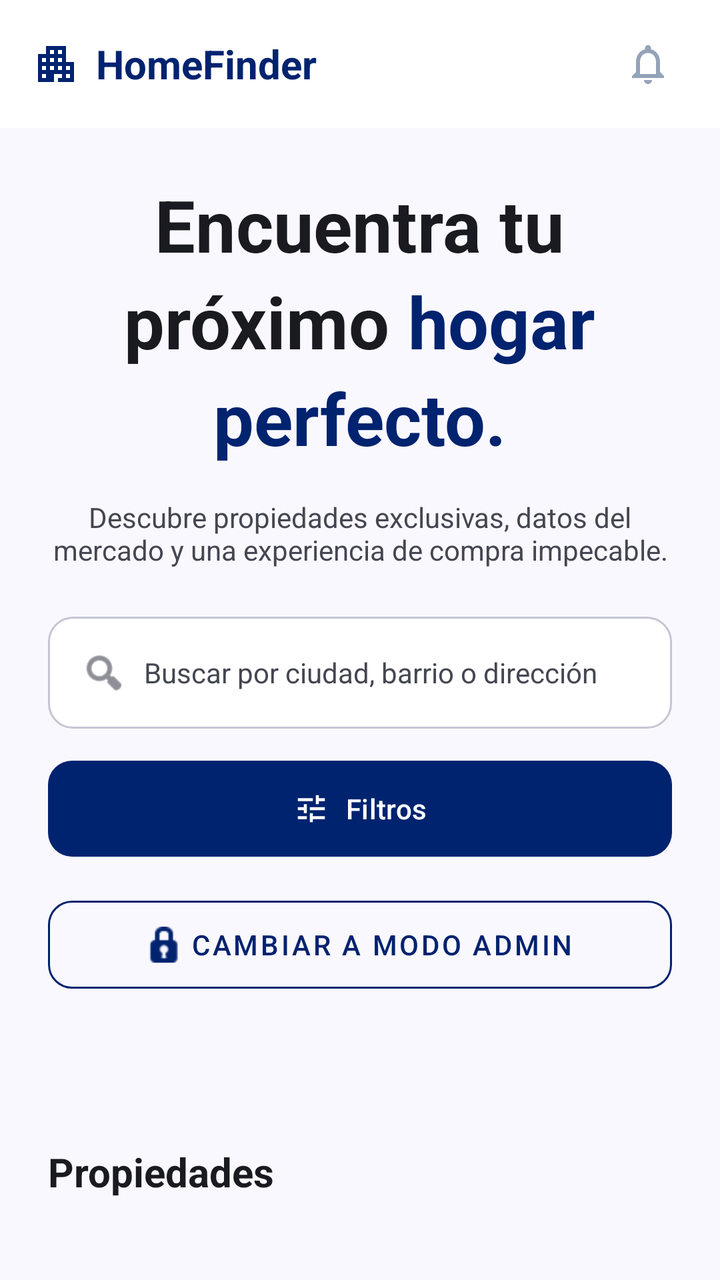
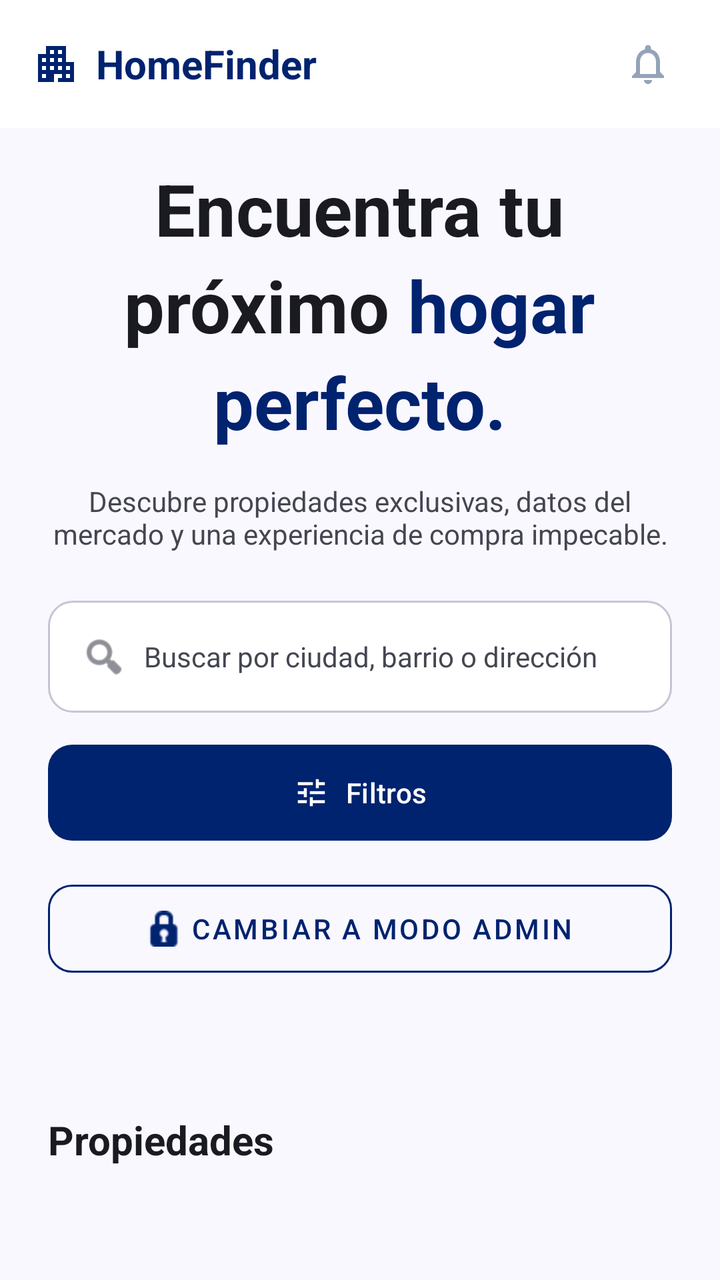

The first picture is an Android layout as it rendered before a commit; the second is the same layout after the commit. The layout source and the unified diff follow.
<!-- AndroidManifest.xml: application theme Theme.InmobiliariaVenta -->
<!-- res/layout/fragment_home_usuario.xml -->
<?xml version="1.0" encoding="utf-8"?>
<androidx.coordinatorlayout.widget.CoordinatorLayout
    xmlns:android="http://schemas.android.com/apk/res/android"
    xmlns:app="http://schemas.android.com/apk/res-auto"
    xmlns:tools="http://schemas.android.com/tools"
    android:id="@+id/coordinator_home"
    android:layout_width="match_parent"
    android:layout_height="match_parent"
    android:background="@color/colorSurface">

    <include layout="@layout/layout_header" />

    <androidx.core.widget.NestedScrollView
        android:id="@+id/homeNestedScrollView"
        android:layout_width="match_parent"
        android:layout_height="match_parent"
        android:fillViewport="true"
        android:clipToPadding="false"
        android:paddingBottom="24dp"
        app:layout_behavior="@string/appbar_scrolling_view_behavior">

        <LinearLayout
            android:layout_width="match_parent"
            android:layout_height="wrap_content"
            android:orientation="vertical"
            android:padding="24dp">

            
            <com.google.android.material.card.MaterialCardView
                android:id="@+id/cardModoOffline"
                android:layout_width="match_parent"
                android:layout_height="wrap_content"
                android:layout_marginBottom="16dp"
                android:visibility="gone"
                app:cardCornerRadius="16dp"
                app:cardElevation="0dp"
                app:strokeWidth="1.5dp"
                app:strokeColor="@color/colorOfflineBannerStroke"
                app:cardBackgroundColor="@color/colorOfflineBannerBg">

                <LinearLayout
                    android:layout_width="match_parent"
                    android:layout_height="wrap_content"
                    android:orientation="horizontal"
                    android:padding="16dp"
                    android:gravity="center_vertical">

                    <ImageView
                        android:layout_width="32dp"
                        android:layout_height="32dp"
                        android:src="@drawable/ic_cloud_off"
                        app:tint="@color/colorOfflineBannerIcon" />

                    <LinearLayout
                        android:layout_width="0dp"
                        android:layout_weight="1"
                        android:layout_height="wrap_content"
                        android:orientation="vertical"
                        android:layout_marginStart="14dp">

                        <TextView
                            android:layout_width="wrap_content"
                            android:layout_height="wrap_content"
                            android:text="Modo sin conexión"
                            android:textColor="@color/colorOfflineBannerText"
                            android:textSize="15sp"
                            android:textStyle="bold" />

                        <TextView
                            android:layout_width="wrap_content"
                            android:layout_height="wrap_content"
                            android:layout_marginTop="2dp"
                            android:text="Mostrando catálogo guardado en este dispositivo."
                            android:textColor="@color/colorOfflineBannerSubtext"
                            android:textSize="13sp" />
                    </LinearLayout>
                </LinearLayout>
            </com.google.android.material.card.MaterialCardView>

            
            <LinearLayout
                android:layout_width="match_parent"
                android:layout_height="wrap_content"
                android:orientation="vertical"
                android:gravity="center">

                <TextView
                    android:layout_width="wrap_content"
                    android:layout_height="wrap_content"
                    android:text="Encuentra tu"
                    android:textColor="@color/colorOnSurface"
                    android:textSize="36sp"
                    android:textStyle="bold" />

                <LinearLayout
                    android:layout_width="wrap_content"
                    android:layout_height="wrap_content"
                    android:orientation="horizontal">
                    <TextView
                        android:layout_width="wrap_content"
                        android:layout_height="wrap_content"
                        android:text="próximo "
                        android:textColor="@color/colorOnSurface"
                        android:textSize="36sp"
                        android:textStyle="bold" />
                    <TextView
                        android:layout_width="wrap_content"
                        android:layout_height="wrap_content"
                        android:text="hogar"
                        android:textColor="@color/colorPrimary"
                        android:textSize="36sp"
                        android:textStyle="bold" />
                </LinearLayout>

                <TextView
                    android:layout_width="wrap_content"
                    android:layout_height="wrap_content"
                    android:text="perfecto."
                    android:textColor="@color/colorPrimary"
                    android:textSize="36sp"
                    android:textStyle="bold" />
            </LinearLayout>

            <TextView
                android:layout_width="match_parent"
                android:layout_height="wrap_content"
                android:layout_marginTop="16dp"
                android:text="Descubre propiedades exclusivas, datos del mercado y una experiencia de compra impecable."
                android:textColor="@color/colorOnSurfaceVariant"
                android:textSize="14sp"
                android:gravity="center" />

            
            <LinearLayout
                android:layout_width="match_parent"
                android:layout_height="wrap_content"
                android:layout_marginTop="24dp"
                android:orientation="vertical">

                <LinearLayout
                    android:id="@+id/searchContainer"
                    android:layout_width="match_parent"
                    android:layout_height="56dp"
                    android:background="@drawable/search_background"
                    android:gravity="center_vertical"
                    android:paddingHorizontal="16dp"
                    android:clickable="true"
                    android:focusable="true"
                    android:foreground="?attr/selectableItemBackground">
                    <ImageView
                        android:layout_width="24dp"
                        android:layout_height="24dp"
                        android:src="@android:drawable/ic_menu_search"
                        app:tint="@color/colorOnSurfaceVariant" />
                    <TextView
                        android:layout_width="match_parent"
                        android:layout_height="wrap_content"
                        android:layout_marginStart="8dp"
                        android:background="@null"
                        android:text="Buscar por ciudad, barrio o dirección"
                        android:textSize="14sp"
                        android:textColor="@color/colorOnSurfaceVariant" />
                </LinearLayout>

                <com.google.android.material.button.MaterialButton
                    android:id="@+id/filterButton"
                    android:layout_width="match_parent"
                    android:layout_height="56dp"
                    android:layout_marginTop="12dp"
                    android:text="Filtros"
                    app:icon="@drawable/ic_tune"
                    app:iconGravity="textStart"
                    app:iconTint="@android:color/white"
                    app:backgroundTint="@color/colorPrimary"
                    android:textColor="@android:color/white"
                    app:cornerRadius="12dp" />

                <com.google.android.material.button.MaterialButton
                    android:id="@+id/btnAdminMode"
                    style="@style/Widget.MaterialComponents.Button.OutlinedButton"
                    android:layout_width="match_parent"
                    android:layout_height="56dp"
                    android:layout_marginTop="12dp"
                    android:text="Cambiar a Modo Admin"
                    app:icon="@android:drawable/ic_secure"
                    app:iconGravity="textStart"
                    app:iconTint="@color/colorPrimary"
                    android:textColor="@color/colorPrimary"
                    app:strokeColor="@color/colorPrimary"
                    app:cornerRadius="12dp" />
            </LinearLayout>

            
            <androidx.recyclerview.widget.RecyclerView
                android:id="@+id/categoriesRecyclerView"
                android:layout_width="match_parent"
                android:layout_height="wrap_content"
                android:layout_marginTop="32dp"
                android:clipToPadding="false"
                android:nestedScrollingEnabled="false"
                android:orientation="horizontal"
                app:layoutManager="androidx.recyclerview.widget.LinearLayoutManager"
                tools:listitem="@layout/item_categoria" />

            
            <TextView
                android:id="@+id/tvTituloPropiedadesHome"
                android:layout_width="match_parent"
                android:layout_height="wrap_content"
                android:layout_marginTop="40dp"
                android:text="Propiedades"
                android:textColor="@color/colorOnSurface"
                android:textSize="20sp"
                android:textStyle="bold" />

            <androidx.recyclerview.widget.RecyclerView
                android:id="@+id/featuredRecyclerView"
                android:layout_width="match_parent"
                android:layout_height="wrap_content"
                android:layout_marginTop="16dp"
                android:clipToPadding="false"
                android:nestedScrollingEnabled="false"
                android:orientation="horizontal"
                app:layoutManager="androidx.recyclerview.widget.LinearLayoutManager"
                tools:listitem="@layout/item_propiedad_destacada" />

            
            <LinearLayout
                android:id="@+id/layoutOfflineVacio"
                android:layout_width="match_parent"
                android:layout_height="wrap_content"
                android:layout_marginTop="24dp"
                android:orientation="vertical"
                android:gravity="center"
                android:padding="28dp"
                android:background="@drawable/bg_rounded_corner"
                android:visibility="gone">

                <ImageView
                    android:id="@+id/ivOfflineVacioIcono"
                    android:layout_width="56dp"
                    android:layout_height="56dp"
                    android:src="@drawable/ic_favorite_border"
                    app:tint="@color/colorOutline" />

                <TextView
                    android:id="@+id/tvOfflineVacioTitulo"
                    android:layout_width="wrap_content"
                    android:layout_height="wrap_content"
                    android:layout_marginTop="14dp"
                    android:text="Sin favoritos guardados"
                    android:textColor="@color/colorOnSurface"
                    android:textSize="18sp"
                    android:textStyle="bold"
                    android:gravity="center" />

                <TextView
                    android:id="@+id/tvOfflineVacioMensaje"
                    android:layout_width="wrap_content"
                    android:layout_height="wrap_content"
                    android:layout_marginTop="8dp"
                    android:text="En modo sin conexión únicamente puedes ver las propiedades que hayas guardado previamente en favoritos. Guarda tus propiedades preferidas para tenerlas siempre disponibles."
                    android:textColor="@color/colorOnSurfaceVariant"
                    android:textSize="14sp"
                    android:gravity="center" />
            </LinearLayout>

        </LinearLayout>
    </androidx.core.widget.NestedScrollView>

</androidx.coordinatorlayout.widget.CoordinatorLayout>
<!-- res/layout/layout_header.xml (included above) -->
<?xml version="1.0" encoding="utf-8"?>
<com.google.android.material.appbar.AppBarLayout
    xmlns:android="http://schemas.android.com/apk/res/android"
    xmlns:app="http://schemas.android.com/apk/res-auto"
    android:layout_width="match_parent"
    android:layout_height="wrap_content"
    android:background="@color/colorSurfaceContainerLowest"
    app:elevation="0dp"
    app:liftOnScroll="false">

    <androidx.appcompat.widget.Toolbar
        android:id="@+id/toolbar"
        android:layout_width="match_parent"
        android:layout_height="?attr/actionBarSize">
        
        <RelativeLayout
            android:layout_width="match_parent"
            android:layout_height="match_parent"
            android:paddingEnd="16dp">

            <ImageView
                android:id="@+id/logoIcon"
                android:layout_width="24dp"
                android:layout_height="24dp"
                android:layout_centerVertical="true"
                android:src="@drawable/ic_propiedades"
                app:tint="@color/colorPrimary" />

            <TextView
                android:layout_width="wrap_content"
                android:layout_height="wrap_content"
                android:layout_toEndOf="@id/logoIcon"
                android:layout_centerVertical="true"
                android:layout_marginStart="8dp"
                android:text="HomeFinder"
                android:textColor="@color/colorPrimary"
                android:textSize="20sp"
                android:textStyle="bold" />

            <ImageButton
                android:id="@+id/notificationsButton"
                android:layout_width="40dp"
                android:layout_height="40dp"
                android:layout_alignParentEnd="true"
                android:layout_centerVertical="true"
                android:background="@android:color/transparent"
                android:src="@drawable/ic_notifications"
                app:tint="@color/icon_header_color_selector" />
        </RelativeLayout>
    </androidx.appcompat.widget.Toolbar>
</com.google.android.material.appbar.AppBarLayout>
<!-- res/layout/item_categoria.xml (included above) -->
<?xml version="1.0" encoding="utf-8"?>
<com.google.android.material.card.MaterialCardView
    xmlns:android="http://schemas.android.com/apk/res/android"
    xmlns:app="http://schemas.android.com/apk/res-auto"
    android:layout_width="match_parent"
    android:layout_height="100dp"
    android:layout_marginHorizontal="8dp"
    app:cardBackgroundColor="@color/colorSurfaceContainerLowest"
    app:cardCornerRadius="12dp"
    app:cardElevation="0dp"
    app:strokeColor="@color/colorOutlineVariant"
    app:strokeWidth="1dp"
    android:clickable="true"
    android:focusable="true">

    <LinearLayout
        android:layout_width="match_parent"
        android:layout_height="match_parent"
        android:orientation="vertical"
        android:gravity="center"
        android:padding="8dp">

        <FrameLayout
            android:id="@+id/iconContainer"
            android:layout_width="48dp"
            android:layout_height="48dp"
            android:background="@drawable/bg_icon_circle">
            
            <ImageView
                android:id="@+id/categoryIcon"
                android:layout_width="24dp"
                android:layout_height="24dp"
                android:layout_gravity="center"
                android:src="@drawable/ic_home"
                app:tint="@color/colorPrimary" />
        </FrameLayout>

        <TextView
            android:id="@+id/categoryName"
            android:layout_width="wrap_content"
            android:layout_height="wrap_content"
            android:layout_marginTop="8dp"
            android:text="Casa"
            android:textColor="@color/colorOnSurface"
            android:textSize="12sp"
            android:textStyle="bold"
            android:maxLines="1"
            android:ellipsize="end" />

    </LinearLayout>
</com.google.android.material.card.MaterialCardView>
<!-- res/layout/item_propiedad_destacada.xml (included above) -->
<?xml version="1.0" encoding="utf-8"?>
<androidx.cardview.widget.CardView
    xmlns:android="http://schemas.android.com/apk/res/android"
    xmlns:app="http://schemas.android.com/apk/res-auto"
    android:layout_width="match_parent"
    android:layout_height="wrap_content"
    android:layout_marginBottom="16dp"
    app:cardBackgroundColor="@color/colorSurfaceContainerLowest"
    app:cardCornerRadius="12dp"
    app:cardElevation="2dp"
    app:strokeColor="@color/colorOutlineVariant"
    app:strokeWidth="1dp"
    android:clickable="true"
    android:focusable="true">

    <LinearLayout
        android:layout_width="match_parent"
        android:layout_height="wrap_content"
        android:orientation="vertical">

        
        <FrameLayout
            android:layout_width="match_parent"
            android:layout_height="180dp">
            
            <ImageView
                android:id="@+id/propertyImageView"
                android:layout_width="match_parent"
                android:layout_height="match_parent"
                android:scaleType="centerCrop"
                android:background="@color/colorSurfaceContainerHigh"
                android:src="@android:drawable/ic_menu_gallery"/>
                
            <androidx.cardview.widget.CardView
                android:id="@+id/tagCardView"
                android:layout_width="wrap_content"
                android:layout_height="wrap_content"
                android:layout_margin="16dp"
                app:cardBackgroundColor="@color/colorOnSecondaryContainer"
                app:cardCornerRadius="16dp">
                <TextView
                    android:id="@+id/tagTextView"
                    android:layout_width="wrap_content"
                    android:layout_height="wrap_content"
                    android:paddingStart="12dp"
                    android:paddingEnd="12dp"
                    android:paddingTop="4dp"
                    android:paddingBottom="4dp"
                    android:text="OBRA NUEVA"
                    android:textColor="@color/colorOnPrimary"
                    android:textSize="12sp"
                    android:textStyle="bold"/>
            </androidx.cardview.widget.CardView>
            
            <androidx.cardview.widget.CardView
                android:id="@+id/favoriteButtonCard"
                android:layout_width="40dp"
                android:layout_height="40dp"
                android:layout_gravity="top|end"
                android:layout_margin="16dp"
                android:clickable="true"
                android:focusable="true"
                android:foreground="?attr/selectableItemBackground"
                app:cardBackgroundColor="@color/colorSurfaceContainerLowest"
                app:cardCornerRadius="20dp"
                app:cardElevation="2dp">
                <ImageView
                    android:id="@+id/favoriteButton"
                    android:layout_width="24dp"
                    android:layout_height="24dp"
                    android:layout_gravity="center"
                    android:src="@drawable/ic_favorite_border"
                    app:tint="@color/colorOnSurfaceVariant" />
            </androidx.cardview.widget.CardView>
        </FrameLayout>

        
        <LinearLayout
            android:layout_width="match_parent"
            android:layout_height="wrap_content"
            android:orientation="vertical"
            android:padding="16dp">
            
            <TextView
                android:id="@+id/priceTextView"
                android:layout_width="match_parent"
                android:layout_height="wrap_content"
                android:text="$2,450,000"
                android:textColor="@color/colorPrimary"
                android:textSize="24sp"
                android:textStyle="bold"/>
                
            <TextView
                android:id="@+id/titleTextView"
                android:layout_width="match_parent"
                android:layout_height="wrap_content"
                android:layout_marginTop="4dp"
                android:text="The Glass Pavilion"
                android:textColor="@color/colorOnSurface"
                android:textSize="20sp"
                android:textStyle="bold"
                android:maxLines="1"
                android:ellipsize="end"/>
                
            <LinearLayout
                android:layout_width="match_parent"
                android:layout_height="wrap_content"
                android:layout_marginTop="4dp"
                android:orientation="horizontal"
                android:gravity="center_vertical">
                <ImageView
                    android:layout_width="18dp"
                    android:layout_height="18dp"
                    android:src="@android:drawable/ic_dialog_map"
                    app:tint="@color/colorOnSurfaceVariant" />
                <TextView
                    android:id="@+id/locationTextView"
                    android:layout_width="wrap_content"
                    android:layout_height="wrap_content"
                    android:layout_marginStart="4dp"
                    android:text="Beverly Hills, CA"
                    android:textColor="@color/colorOnSurfaceVariant"
                    android:textSize="14sp"
                    android:maxLines="1"
                    android:ellipsize="end"/>
            </LinearLayout>
            
            <View
                android:layout_width="match_parent"
                android:layout_height="1dp"
                android:background="@color/colorOutlineVariant"
                android:layout_marginTop="16dp"
                android:layout_marginBottom="16dp"/>
                
            <LinearLayout
                android:layout_width="match_parent"
                android:layout_height="wrap_content"
                android:orientation="horizontal">
                
                <TextView
                    android:id="@+id/bedsTextView"
                    android:layout_width="wrap_content"
                    android:layout_height="wrap_content"
                    android:text="🛏 4"
                    android:textColor="@color/colorOnSurfaceVariant"
                    android:textSize="14sp"
                    android:layout_marginEnd="16dp"/>
                    
                <TextView
                    android:id="@+id/bathsTextView"
                    android:layout_width="wrap_content"
                    android:layout_height="wrap_content"
                    android:text="🚿 5"
                    android:textColor="@color/colorOnSurfaceVariant"
                    android:textSize="14sp"
                    android:layout_marginEnd="16dp"/>
                    
                <TextView
                    android:id="@+id/sqftTextView"
                    android:layout_width="wrap_content"
                    android:layout_height="wrap_content"
                    android:text="📐 4,200"
                    android:textColor="@color/colorOnSurfaceVariant"
                    android:textSize="14sp"/>
            </LinearLayout>
        </LinearLayout>
    </LinearLayout>
</androidx.cardview.widget.CardView>
<!-- resources referenced by this layout -->
<resources>
  <color name="colorOfflineBannerBg">#0B1B3D</color>
  <color name="colorOfflineBannerIcon">#6FFBBE</color>
  <color name="colorOfflineBannerStroke">#1E3A8A</color>
  <color name="colorOfflineBannerSubtext">#DCE1FF</color>
  <color name="colorOfflineBannerText">#FFFFFF</color>
  <color name="colorOnPrimary">#FFFFFF</color>
  <color name="colorOnSecondaryContainer">#00714D</color>
  <color name="colorOnSurface">#1A1B21</color>
  <color name="colorOnSurfaceVariant">#444651</color>
  <color name="colorOutline">#757682</color>
  <color name="colorOutlineVariant">#C5C5D3</color>
  <color name="colorPrimary">#00236F</color>
  <color name="colorSurface">#FAF8FF</color>
  <color name="colorSurfaceContainerHigh">#E9E7EF</color>
  <color name="colorSurfaceContainerLowest">#FFFFFF</color>
  <!-- drawable bg_icon_circle (drawable) -->
  <?xml version="1.0" encoding="utf-8"?>
  <shape xmlns:android="http://schemas.android.com/apk/res/android"
      android:shape="oval">
      <solid android:color="#E3F2FD" />
  </shape>
  <!-- drawable bg_rounded_corner (drawable) -->
  <?xml version="1.0" encoding="utf-8"?>
  <shape xmlns:android="http://schemas.android.com/apk/res/android"
      android:shape="rectangle">
      <corners android:radius="8dp" />
      <solid android:color="@android:color/white" />
  </shape>
  <!-- drawable ic_home (drawable) -->
  <vector xmlns:android="http://schemas.android.com/apk/res/android"
      android:width="24dp"
      android:height="24dp"
      android:viewportWidth="24"
      android:viewportHeight="24">
    <path
        android:fillColor="#FF000000"
        android:pathData="M10,20v-6h4v6h5v-8h3L12,3 2,12h3v8z"/>
  </vector>
  <!-- drawable ic_notifications (drawable) -->
  <vector xmlns:android="http://schemas.android.com/apk/res/android"
      android:width="24dp"
      android:height="24dp"
      android:viewportWidth="24"
      android:viewportHeight="24">
    <path
        android:fillColor="#FF000000"
        android:pathData="M12,22c1.1,0 2,-0.9 2,-2h-4c0,1.1 0.9,2 2,2zm6,-6v-5c0,-3.07 -1.63,-5.64 -4.5,-6.32V4c0,-0.83 -0.67,-1.5 -1.5,-1.5s-1.5,0.67 -1.5,1.5v0.68C7.64,5.36 6,7.92 6,11v5l-2,2v1h16v-1l-2,-2zm-2,1H8v-6c0,-2.48 1.51,-4.5 4,-4.5s4,2.02 4,4.5v6z"/>
  </vector>
  <!-- drawable ic_propiedades (drawable) -->
  <vector xmlns:android="http://schemas.android.com/apk/res/android"
      android:width="24dp"
      android:height="24dp"
      android:viewportWidth="24"
      android:viewportHeight="24">
    <path
        android:fillColor="#FF000000"
        android:pathData="M17,11V3H7v4H3v14h8v-4h2v4h8V11H17zM7,19H5v-2h2V19zM7,15H5v-2h2V15zM7,11H5V9h2V11zM11,15H9v-2h2V15zM11,11H9V9h2V11zM11,7H9V5h2V7zM15,19h-2v-2h2V19zM15,15h-2v-2h2V15zM15,11h-2V9h2V11zM15,7h-2V5h2V7zM19,19h-2v-2h2V19zM19,15h-2v-2h2V15z"/>
  </vector>
  <!-- drawable ic_tune (drawable) -->
  <vector xmlns:android="http://schemas.android.com/apk/res/android"
      android:width="24dp"
      android:height="24dp"
      android:viewportWidth="24"
      android:viewportHeight="24">
    <path
        android:fillColor="#FF000000"
        android:pathData="M3,17v2h6v-2H3zM3,5v2h10V5H3zM13,21v-2h8v-2h-8v-2h-2v6h2zM7,9v2H3v2h4v2h2V9H7zM21,13v-2H11v2h10zM15,9h2V7h4V5h-4V3h-2v6z"/>
  </vector>
  <!-- drawable search_background (drawable) -->
  <?xml version="1.0" encoding="utf-8"?>
  <shape xmlns:android="http://schemas.android.com/apk/res/android" android:shape="rectangle">
      <corners android:radius="12dp" />
      <solid android:color="@color/colorSurfaceContainerLowest" />
      <stroke android:width="1dp" android:color="@color/colorOutlineVariant" />
  </shape>
  <style name="Theme.InmobiliariaVenta" parent="Base.Theme.InmobiliariaVenta" />
  <color name="colorPrimaryContainer">#1E3A8A</color>
  <!-- unchanged entries left out for length: 3 -->
</resources>

<!-- the commit's change to res/layout/fragment_home_usuario.xml (unified diff, before → after) -->
@@ -23,7 +23,10 @@
             android:layout_width="match_parent"
             android:layout_height="wrap_content"
             android:orientation="vertical"
-            android:padding="24dp">
+            android:paddingStart="24dp"
+            android:paddingEnd="24dp"
+            android:paddingTop="16dp"
+            android:paddingBottom="24dp">
 
             
             <com.google.android.material.card.MaterialCardView
@@ -198,8 +201,6 @@
                 android:layout_marginTop="32dp"
                 android:clipToPadding="false"
                 android:nestedScrollingEnabled="false"
-                android:orientation="horizontal"
-                app:layoutManager="androidx.recyclerview.widget.LinearLayoutManager"
                 tools:listitem="@layout/item_categoria" />
 
             
@@ -207,7 +208,8 @@
                 android:id="@+id/tvTituloPropiedadesHome"
                 android:layout_width="match_parent"
                 android:layout_height="wrap_content"
-                android:layout_marginTop="40dp"
+                android:layout_marginTop="32dp"
+                android:layout_marginBottom="8dp"
                 android:text="Propiedades"
                 android:textColor="@color/colorOnSurface"
                 android:textSize="20sp"
@@ -217,10 +219,9 @@
                 android:id="@+id/featuredRecyclerView"
                 android:layout_width="match_parent"
                 android:layout_height="wrap_content"
-                android:layout_marginTop="16dp"
+                android:layout_marginTop="8dp"
                 android:clipToPadding="false"
                 android:nestedScrollingEnabled="false"
-                android:orientation="horizontal"
                 app:layoutManager="androidx.recyclerview.widget.LinearLayoutManager"
                 tools:listitem="@layout/item_propiedad_destacada" />
 
